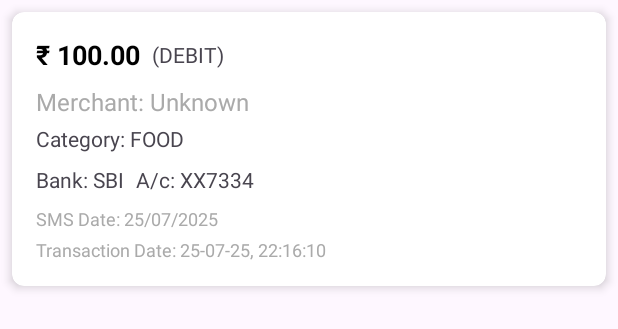
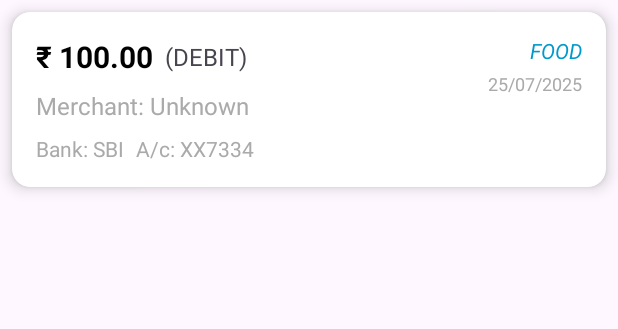
Before and after one commit to lokesh14v/transaction_tracker, an Android app: the layout item_transaction.xml on its own in the app's theme, with its tools: preview values and no code run, on a phone screen of 412 x 824 dp. Shown: the top 329 px of the screen. Run offline under Robolectric (Android 15) with nearby library versions, the phone set to English and light mode, and no system bars.

Commit message:
Refactor: Improve transaction item UI and data binding
This commit refactors the layout and data binding for individual transaction items in the list.

Key changes:

-   **`TransactionAdapter.kt`**:
    -   Simplified category display to show only the category name (e.g., "FOOD") instead of "Category: FOOD".
    -   Removed the explicit display of `transactionDateTime` as it's often redundant with `smsDate`.
    -   Formatted `smsDate` to show only the date and time.
-   **`item_transaction.xml`**:
    -   **Visual Enhancements:**
        -   Increased `cardCornerRadius` to 12dp and `cardElevation` to 6dp for a more modern look.
        -   Increased `transactionAmount` text size to 20sp and `transactionType` to 16sp.
    -   **Layout Reorganization:**
        -   Moved `transactionCategory` to the top-right corner.
        -   Placed `smsDate` below `transactionCategory` in the top-right corner.
        -   `transactionMerchant` now spans the width below the amount and up to the category.
        -   `transactionBank` and `transactionAccountNumber` are positioned below the merchant.
    -   **Text Styling:**
        -   Applied `textStyle="italic"` and `textColor="@android:color/holo_blue_dark"` to `transactionCategory`.
        -   Set `textColor="@android:color/darker_gray"` for `smsDate`, `transactionMerchant`, `transactionBank`, and `transactionAccountNumber` for better visual hierarchy.
    -   Removed the dedicated `TextView` for `transactionDateTime`.

These changes aim to create a cleaner, more organized, and visually appealing display for each transaction.

```diff
--- a/app/src/main/java/com/example/myapplication/TransactionAdapter.kt
+++ b/app/src/main/java/com/example/myapplication/TransactionAdapter.kt
@@ -37,16 +37,12 @@ class TransactionAdapter : ListAdapter<Transaction, TransactionAdapter.Transacti
 
             binding.transactionType.text = "(${transaction.type})"
             binding.transactionMerchant.text = "Merchant: ${transaction.merchant ?: "Unknown"}"
-            binding.transactionCategory.text = "Category: ${transaction.category}"
+            binding.transactionCategory.text = transaction.category.name
             binding.transactionBank.text = "Bank: ${transaction.bank ?: "N/A"}"
             binding.transactionAccountNumber.text = "A/c: ${transaction.accountNumber ?: "N/A"}"
 
             val smsDateFormat = SimpleDateFormat("dd/MM/yyyy HH:mm", Locale.getDefault())
-            binding.smsDate.text = "SMS Date: ${smsDateFormat.format(Date(transaction.smsDate))}"
-
-            binding.transactionDateTime.text = transaction.transactionDateTime?.let {
-                "Transaction Date: ${SimpleDateFormat("dd-MM-yy, HH:mm:ss", Locale.getDefault()).format(Date(it))}"
-            } ?: "Transaction Date: N/A"
+            binding.smsDate.text = smsDateFormat.format(Date(transaction.smsDate))
         }
     }
 
--- a/app/src/main/res/layout/item_transaction.xml
+++ b/app/src/main/res/layout/item_transaction.xml
@@ -5,8 +5,8 @@
     android:layout_width="match_parent"
     android:layout_height="wrap_content"
     android:layout_margin="8dp"
-    app:cardCornerRadius="8dp"
-    app:cardElevation="4dp">
+    app:cardCornerRadius="12dp"
+    app:cardElevation="6dp">
 
     <androidx.constraintlayout.widget.ConstraintLayout
         android:layout_width="match_parent"
@@ -19,7 +19,7 @@
             android:layout_width="wrap_content"
             android:layout_height="wrap_content"
             android:textColor="@android:color/black"
-            android:textSize="18sp"
+            android:textSize="20sp"
             android:textStyle="bold"
             app:layout_constraintStart_toStartOf="parent"
             app:layout_constraintTop_toTopOf="parent"
@@ -30,13 +30,37 @@
             android:layout_width="wrap_content"
             android:layout_height="wrap_content"
             android:layout_marginStart="8dp"
-            android:textSize="14sp"
+            android:textSize="16sp"
             app:layout_constraintBottom_toBottomOf="@+id/transactionAmount"
             app:layout_constraintStart_toEndOf="@+id/transactionAmount"
             app:layout_constraintTop_toTopOf="@+id/transactionAmount"
             tools:text="(DEBIT)" />
 
-        <!-- Merchant and Category -->
+        <!-- Category (Top Right) -->
+        <TextView
+            android:id="@+id/transactionCategory"
+            android:layout_width="wrap_content"
+            android:layout_height="wrap_content"
+            android:textSize="14sp"
+            android:textStyle="italic"
+            android:textColor="@android:color/holo_blue_dark"
+            app:layout_constraintEnd_toEndOf="parent"
+            app:layout_constraintTop_toTopOf="parent"
+            tools:text="FOOD" />
+
+        <!-- SMS Date (Below Category, Top Right) -->
+        <TextView
+            android:id="@+id/smsDate"
+            android:layout_width="wrap_content"
+            android:layout_height="wrap_content"
+            android:layout_marginTop="4dp"
+            android:textSize="12sp"
+            android:textColor="@android:color/darker_gray"
+            app:layout_constraintEnd_toEndOf="parent"
+            app:layout_constraintTop_toBottomOf="@+id/transactionCategory"
+            tools:text="25/07/2025" />
+
+        <!-- Merchant (Below Amount, spans to category) -->
         <TextView
             android:id="@+id/transactionMerchant"
             android:layout_width="0dp"
@@ -44,20 +68,10 @@
             android:layout_marginTop="8dp"
             android:textSize="16sp"
             android:textColor="@android:color/darker_gray"
-            app:layout_constraintEnd_toEndOf="parent"
             app:layout_constraintStart_toStartOf="parent"
+            app:layout_constraintEnd_toStartOf="@+id/transactionCategory"
             app:layout_constraintTop_toBottomOf="@+id/transactionAmount"
             tools:text="Merchant: Unknown" />
-
-        <TextView
-            android:id="@+id/transactionCategory"
-            android:layout_width="wrap_content"
-            android:layout_height="wrap_content"
-            android:layout_marginTop="4dp"
-            android:textSize="14sp"
-            app:layout_constraintStart_toStartOf="parent"
-            app:layout_constraintTop_toBottomOf="@+id/transactionMerchant"
-            tools:text="Category: FOOD" />
 
         <!-- Bank and Account Number -->
         <TextView
@@ -66,8 +80,9 @@
             android:layout_height="wrap_content"
             android:layout_marginTop="8dp"
             android:textSize="14sp"
+            android:textColor="@android:color/darker_gray"
             app:layout_constraintStart_toStartOf="parent"
-            app:layout_constraintTop_toBottomOf="@+id/transactionCategory"
+            app:layout_constraintTop_toBottomOf="@+id/transactionMerchant"
             tools:text="Bank: SBI" />
 
         <TextView
@@ -76,33 +91,11 @@
             android:layout_height="wrap_content"
             android:layout_marginStart="8dp"
             android:textSize="14sp"
+            android:textColor="@android:color/darker_gray"
             app:layout_constraintBottom_toBottomOf="@+id/transactionBank"
             app:layout_constraintStart_toEndOf="@+id/transactionBank"
             app:layout_constraintTop_toTopOf="@+id/transactionBank"
             tools:text="A/c: XX7334" />
 
-        <!-- SMS Date and Transaction Date/Time -->
-        <TextView
-            android:id="@+id/smsDate"
-            android:layout_width="wrap_content"
-            android:layout_height="wrap_content"
-            android:layout_marginTop="8dp"
-            android:textSize="12sp"
-            android:textColor="@android:color/darker_gray"
-            app:layout_constraintStart_toStartOf="parent"
-            app:layout_constraintTop_toBottomOf="@+id/transactionBank"
-            tools:text="SMS Date: 25/07/2025" />
-
-        <TextView
-            android:id="@+id/transactionDateTime"
-            android:layout_width="wrap_content"
-            android:layout_height="wrap_content"
-            android:layout_marginTop="4dp"
-            android:textSize="12sp"
-            android:textColor="@android:color/darker_gray"
-            app:layout_constraintStart_toStartOf="parent"
-            app:layout_constraintTop_toBottomOf="@+id/smsDate"
-            tools:text="Transaction Date: 25-07-25, 22:16:10" />
-
     </androidx.constraintlayout.widget.ConstraintLayout>
 </androidx.cardview.widget.CardView>
```
